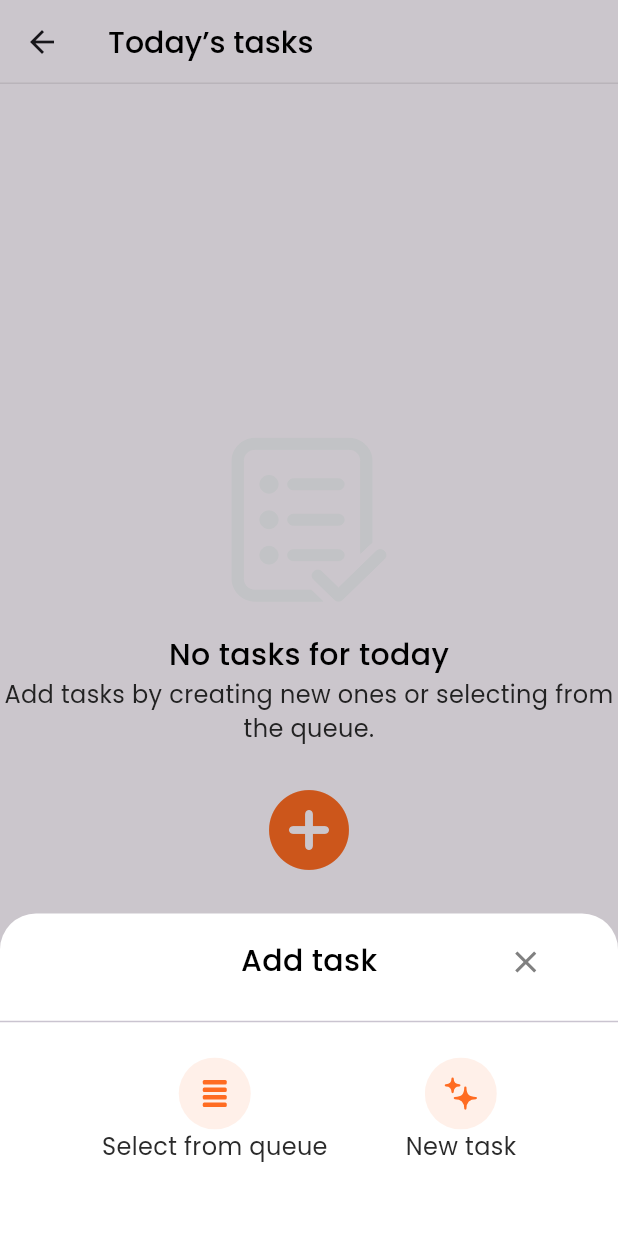
After one commit to joelmagoun/TaskRM, a Flutter app: the TodayTaskScreen screen opened by its route, after a tap on the "add circle" icon, on a phone screen of 412 x 824 dp. The commit adds this screen. Run offline on Flutter 3.47's test engine with Material 3 defaults, Android fonts, the light colour scheme and no system bars; our stand-ins replace appwrite, country_picker, flutter_form_builder, flutter_secure_storage, flutter_svg, form_builder_validators and 2 more; missing offline and left inert: gesture_password_widget; accounts and stored records are empty.

Commit message:
add task bottom sheet is built

```diff
--- a/lib/routes/app_router.dart
+++ b/lib/routes/app_router.dart
@@ -1,5 +1,6 @@
 import 'package:flutter/material.dart';
 import 'package:task_rm/routes/routes.dart';
+import 'package:task_rm/views/tasks/today_task_screen.dart';
 import '../views/auth/login/login_screen.dart';
 import '../views/auth/signup/signup_screen.dart';
 import '../views/home/home_screen.dart';
@@ -21,8 +22,8 @@ class AppRouter {
     switch (settings.name) {
       case Routes.home:
         return const HomeScreen();
-      // case Routes.newTask:
-      //   return const NewTaskPage();
+      case Routes.todayTask:
+        return const TodayTaskScreen();
       // case Routes.newGoal:
       //   return const NewGoalPage();
       // case Routes.taskDetails:
--- a/lib/routes/routes.dart
+++ b/lib/routes/routes.dart
@@ -1,6 +1,6 @@
 class Routes {
   static const String home = "home";
-  static const String tasksList = "tasks_list";
+  static const String todayTask = "today_task";
   static const String todayTasksList = "today_tasks_list";
   static const String existingTasks = "existing_tasks";
   static const String goalsList = "goals_list";
--- a/lib/utils/assets_path.dart
+++ b/lib/utils/assets_path.dart
@@ -24,6 +24,8 @@ const goalIcon = 'assets/svgs/goal_icon.svg';
 const journalIcon = 'assets/svgs/journal_icon.svg';
 const momentIcon = 'assets/svgs/moment.svg';
 const reviewIcon = 'assets/svgs/review_icon.svg';
+const queueIcon = 'assets/svgs/queue.svg';
+const newTaskIcon = 'assets/svgs/new_task.svg';
 
 
 
--- a/lib/views/auth/login/login_screen.dart
+++ b/lib/views/auth/login/login_screen.dart
@@ -8,6 +8,7 @@ import 'package:task_rm/utils/color.dart';
 import 'package:task_rm/utils/typograpgy.dart';
 import 'package:task_rm/views/auth/signup/signup_screen.dart';
 import 'package:task_rm/widgets/components/buttons/primary_button.dart';
+import '../../../routes/routes.dart';
 import '../../../utils/spacer.dart';
 import '../../../widgets/components/inputFields/email_inputfield.dart';
 import '../../../widgets/components/inputFields/password_inputfield.dart';
@@ -105,10 +106,7 @@ class _LoginScreenState extends State<LoginScreen> {
                           ),
                           TextButton(
                               onPressed: () {
-                                Navigator.push(
-                                    context,
-                                    MaterialPageRoute(
-                                        builder: (_) => const SignUpScreen()));
+                                Navigator.pushNamed(context, Routes.signUp);
                               },
                               child: Text(
                                 'Sign up',
--- a/lib/views/home/home_screen.dart
+++ b/lib/views/home/home_screen.dart
@@ -5,7 +5,7 @@ import 'package:task_rm/providers/auth_provider.dart';
 import 'package:task_rm/utils/color.dart';
 import 'package:task_rm/utils/spacer.dart';
 import 'package:task_rm/utils/typograpgy.dart';
-
+import '../../routes/routes.dart';
 import '../../utils/assets_path.dart';
 
 class HomeScreen extends StatelessWidget {
@@ -38,17 +38,19 @@ class HomeScreen extends StatelessWidget {
                 child: SingleChildScrollView(
                   child: Column(
                     children: [
-                      _optionTile(task, taskIcon, 'Tasks'),
+                      _optionTile(task, taskIcon, 'Tasks', (){
+                        Navigator.pushNamed(context, Routes.todayTask);
+                      }),
                       sixteenVerticalSpace,
-                      _optionTile(goal, goalIcon, 'Goals'),
+                      _optionTile(goal, goalIcon, 'Goals', (){}),
                       sixteenVerticalSpace,
-                      _optionTile(moment, momentIcon, 'Moments'),
+                      _optionTile(moment, momentIcon, 'Moments', (){}),
                       sixteenVerticalSpace,
-                      _optionTile(journal, journalIcon, 'Journal'),
+                      _optionTile(journal, journalIcon, 'Journal', (){}),
                       sixteenVerticalSpace,
-                      _optionTile(review, reviewIcon, 'Review'),
+                      _optionTile(review, reviewIcon, 'Review', (){}),
                       sixteenVerticalSpace,
-                      _optionTile(feed, feedIcon, 'Feed'),
+                      _optionTile(feed, feedIcon, 'Feed', (){}),
                     ],
                   ),
                 ),
@@ -60,8 +62,10 @@ class HomeScreen extends StatelessWidget {
     });
   }
 
-  Widget _optionTile(String image, String icon, String title) {
-    return Container(
+  Widget _optionTile(String image, String icon, String title, VoidCallback onTap) {
+    return InkWell(
+      onTap: onTap,
+      child: Container(
         width: double.infinity,
         decoration: BoxDecoration(
             borderRadius: BorderRadius.circular(16),
@@ -89,6 +93,8 @@ class HomeScreen extends StatelessWidget {
             ),
           ),
         ),
+      ),
     );
   }
+
 }
--- /dev/null
+++ b/lib/views/tasks/add_task_bottom_sheet.dart
@@ -0,0 +1,89 @@
+import 'package:flutter/material.dart';
+import 'package:flutter_svg/svg.dart';
+import 'package:task_rm/utils/assets_path.dart';
+import 'package:task_rm/utils/typograpgy.dart';
+import '../../../../utils/color.dart';
+import '../../../../utils/spacer.dart';
+
+class AddTaskBottomSheet extends StatefulWidget {
+
+  const AddTaskBottomSheet({
+    Key? key,
+  }) : super(key: key);
+
+  @override
+  State<AddTaskBottomSheet> createState() => _AddTaskBottomSheetState();
+}
+
+class _AddTaskBottomSheetState extends State<AddTaskBottomSheet> {
+
+  @override
+  Widget build(BuildContext context) {
+    return Material(
+      color: Colors.transparent,
+      child: Container(
+        width: double.infinity,
+        decoration: const BoxDecoration(
+            borderRadius: BorderRadius.only(
+                topRight: Radius.circular(24), topLeft: Radius.circular(24)),
+            color: white),
+        child: Column(
+          mainAxisSize: MainAxisSize.min,
+          children: [
+            eightVerticalSpace,
+            _header(),
+            eightVerticalSpace,
+            const Divider(),
+            Padding(
+              padding: const EdgeInsets.all(16.0),
+              child: Row(
+                mainAxisAlignment: MainAxisAlignment.spaceEvenly,
+                children: [
+                _optionTile((){}, queueIcon, 'Select from queue'),
+                _optionTile((){}, newTaskIcon, 'New task'),
+              ],),
+            ),
+            const SizedBox(height: 32,),
+          ],
+        ),
+      ),
+    );
+  }
+
+  Widget _header() {
+    return Row(
+      mainAxisAlignment: MainAxisAlignment.spaceAround,
+      children: [
+        IconButton(
+            onPressed: () {},
+            icon: const Icon(
+              Icons.clear,
+              color: trans,
+            )),
+        Text(
+          'Add task',
+          style: tTextStyle500.copyWith(fontSize: 20, color: black),
+        ),
+        IconButton(
+            onPressed: () {
+              Navigator.pop(context);
+            },
+            icon: const Icon(
+              Icons.clear,
+              color: iconColor,
+            )),
+      ],
+    );
+  }
+
+  Widget _optionTile(VoidCallback onTap, String icon, String title){
+    return InkWell(
+      onTap: onTap,
+      child: Column(children: [
+        SvgPicture.asset(icon),
+        Text( title, style: tTextStyleRegular.copyWith(fontSize: 16),)
+      ],),
+    );
+  }
+
+}
--- /dev/null
+++ b/lib/views/tasks/today_task_screen.dart
@@ -0,0 +1,66 @@
+import 'package:flutter/material.dart';
+import 'package:flutter_svg/svg.dart';
+import 'package:provider/provider.dart';
+import 'package:task_rm/providers/auth_provider.dart';
+import 'package:task_rm/utils/color.dart';
+import 'package:task_rm/utils/custom_dialog.dart';
+import 'package:task_rm/utils/spacer.dart';
+import 'package:task_rm/utils/typograpgy.dart';
+import 'package:task_rm/views/tasks/add_task_bottom_sheet.dart';
+import '../../utils/assets_path.dart';
+
+class TodayTaskScreen extends StatelessWidget {
+  const TodayTaskScreen({Key? key}) : super(key: key);
+
+  @override
+  Widget build(BuildContext context) {
+    return Consumer<AuthProvider>(builder: (_, _authState, child) {
+      return Scaffold(
+        appBar: AppBar(
+          centerTitle: false,
+          shape: Border(
+              bottom: BorderSide(
+                  color: borderColor,
+                  width: 1
+              )
+          ),
+          title: Text(
+            'Today’s tasks',
+            style: tTextStyle500.copyWith(fontSize: 20, color: black),
+          ),
+        ),
+        body: _emptyListWidget(context),
+      );
+    });
+  }
+
+  Widget _emptyListWidget(BuildContext context) {
+    return Column(
+      crossAxisAlignment: CrossAxisAlignment.center,
+      mainAxisAlignment: MainAxisAlignment.center,
+      children: [
+        SvgPicture.asset(
+          taskIcon,
+          height: 120,
+          width: 120,
+          color: assColor,
+        ),
+        sixteenVerticalSpace,
+        Text(
+          'No tasks for today',
+          style: tTextStyle500.copyWith(fontSize: 20, color: black),
+        ),
+        Text(
+          'Add tasks by creating new ones or selecting from the queue.',
+          textAlign: TextAlign.center,
+          style: tTextStyleRegular.copyWith(fontSize: 16),
+        ),
+        sixteenVerticalSpace,
+        IconButton(onPressed: (){
+          CustomDialog.bottomSheet(context, const AddTaskBottomSheet());
+        }, icon: const Icon(Icons.add_circle_rounded,), color: primaryColor, iconSize: 64,)
+      ],
+    );
+  }
+
+}
```
Also changed, not shown: lib/utils/config/constants.dart (+8 -0 lines), assets/svgs/new_task.svg (added), assets/svgs/queue.svg (added). Lines whose indentation alone changed are shown as unchanged.
